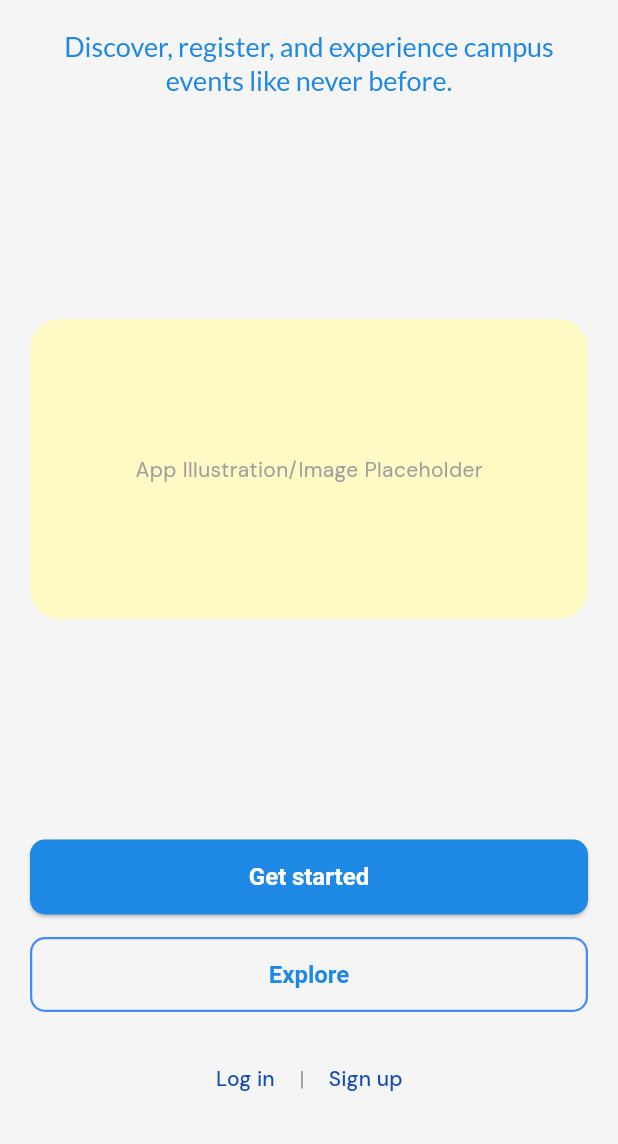
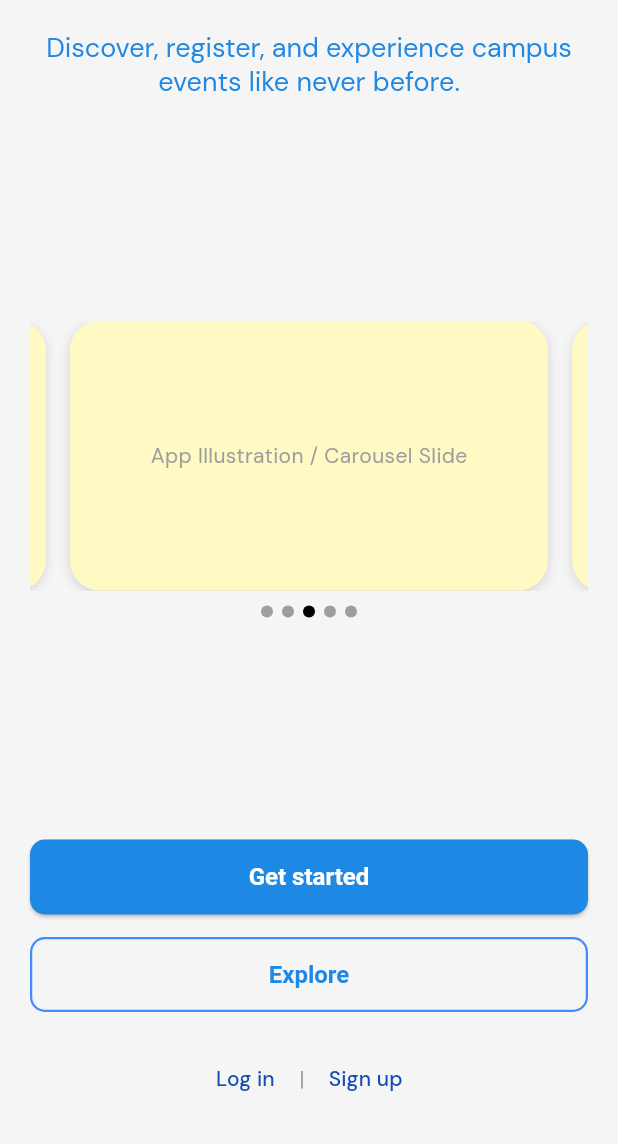
Before and after one commit to Lucifer5311R/socioapp, a Flutter app: the screen it shows after launch, on a phone screen of 412 x 824 dp, the part 92-1236 px from its top. Run offline on Flutter 3.47's test engine with Material 3 defaults, Android fonts, the phone set to English and light mode, and no system bars; drawn by our look-alikes of smooth_page_indicator; our stand-ins replace cached_network_image, carousel_slider, flutter_animate, flutter_staggered_animations, go_router, google_fonts and 4 more; accounts and stored records are empty.

Commit message:
landing page carousel added

```diff
--- a/lib/screens/landing_screen.dart
+++ b/lib/screens/landing_screen.dart
@@ -1,8 +1,7 @@
-// lib/screens/landing_screen.dart
-
+import 'dart:async';
 import 'package:flutter/material.dart';
-import 'package:google_fonts/google_fonts.dart';
 import 'package:go_router/go_router.dart';
+import 'package:smooth_page_indicator/smooth_page_indicator.dart';
 
 class LandingScreen extends StatelessWidget {
   const LandingScreen({super.key});
@@ -17,54 +16,39 @@ class LandingScreen extends StatelessWidget {
             mainAxisAlignment: MainAxisAlignment.spaceBetween,
             crossAxisAlignment: CrossAxisAlignment.stretch,
             children: <Widget>[
-              // --- Top Section: Logo and Title ---
+              // --- Top Section: Title ---
               Column(
                 children: [
                   Text(
                     'SOCIO.',
                     style: Theme.of(context).textTheme.headlineMedium?.copyWith(
-                      fontWeight: FontWeight.bold,
-                      color: Colors.blue[800], // Adjusted Color
-                      fontSize: 32, // Larger Font
-                    ),
+                          fontWeight: FontWeight.bold,
+                          color: Colors.blue[800],
+                          fontSize: 32,
+                        ),
                   ),
                   const SizedBox(height: 20),
                   Text(
                     'Discover, register, and experience campus events like never before.',
                     textAlign: TextAlign.center,
                     style: Theme.of(context).textTheme.titleLarge?.copyWith(
-                      fontFamily: GoogleFonts.lato().fontFamily,
-                      fontSize: 18, // Adjusted Font Size
-                      color: Colors.blue[600], // Adjusted Color
-                    ),
+                          fontSize: 18,
+                          color: Colors.blue[600],
+                        ),
                   ),
                 ],
               ),
 
-              // --- Middle Section: Illustration Placeholder ---
-              Container(
-                height: 200,
-                margin: const EdgeInsets.symmetric(vertical: 20),
-                decoration: BoxDecoration(
-                  color: Colors.yellow[100], // Changed Color
-                  borderRadius: BorderRadius.circular(20), // Adjusted Radius
-                ),
-                child: const Center(
-                  child: Text(
-                    'App Illustration/Image Placeholder',
-                    style: TextStyle(color: Colors.grey),
-                  ),
-                ),
-              ),
+              // --- Carousel Section ---
+              const AutoCarousel(),
 
               // --- Bottom Section: Buttons ---
               Column(
                 children: [
-                  // Get Started Button
                   ElevatedButton(
                     style: ElevatedButton.styleFrom(
                       minimumSize: const Size(double.infinity, 50),
-                      backgroundColor: Colors.blue[600], // Changed Color
+                      backgroundColor: Colors.blue[600],
                       foregroundColor: Colors.white,
                       shape: RoundedRectangleBorder(
                         borderRadius: BorderRadius.circular(10),
@@ -74,22 +58,14 @@ class LandingScreen extends StatelessWidget {
                         fontWeight: FontWeight.bold,
                       ),
                     ),
-                    onPressed: () {
-                      print("Get Started button tapped!");
-                      context.goNamed('publicDiscover');
-                    },
+                    onPressed: () => context.goNamed('publicDiscover'),
                     child: const Text('Get started'),
                   ),
                   const SizedBox(height: 15),
-
-                  // Explore Button
                   OutlinedButton(
                     style: OutlinedButton.styleFrom(
                       minimumSize: const Size(double.infinity, 50),
-                      side: const BorderSide(
-                        color: Colors.blueAccent,
-                        width: 1.5,
-                      ),
+                      side: const BorderSide(color: Colors.blueAccent, width: 1.5),
                       foregroundColor: Colors.blue[600],
                       shape: RoundedRectangleBorder(
                         borderRadius: BorderRadius.circular(10),
@@ -99,14 +75,10 @@ class LandingScreen extends StatelessWidget {
                         fontWeight: FontWeight.bold,
                       ),
                     ),
-                    onPressed: () {
-                      context.goNamed('publicDiscover');
-                    },
+                    onPressed: () => context.goNamed('publicDiscover'),
                     child: const Text('Explore'),
                   ),
                   const SizedBox(height: 20),
-
-                  // Login / Sign up Links
                   Row(
                     mainAxisAlignment: MainAxisAlignment.center,
                     children: [
@@ -133,3 +105,83 @@ class LandingScreen extends StatelessWidget {
     );
   }
 }
+
+class AutoCarousel extends StatefulWidget {
+  const AutoCarousel({super.key});
+
+  @override
+  State<AutoCarousel> createState() => _AutoCarouselState();
+}
+
+class _AutoCarouselState extends State<AutoCarousel> {
+  final PageController _pageController = PageController(viewportFraction: 0.9);
+  late Timer _timer;
+  int _currentPage = 0;
+  final int _totalPages = 5;
+
+  @override
+  void initState() {
+    super.initState();
+    _timer = Timer.periodic(const Duration(seconds: 3), (timer) {
+      _currentPage = (_currentPage + 1) % _totalPages;
+      _pageController.animateToPage(
+        _currentPage,
+        duration: const Duration(milliseconds: 500),
+        curve: Curves.easeInOut,
+      );
+    });
+  }
+
+  @override
+  void dispose() {
+    _timer.cancel();
+    _pageController.dispose();
+    super.dispose();
+  }
+
+  @override
+  Widget build(BuildContext context) {
+    return Column(
+      children: [
+        SizedBox(
+          height: 180,
+          child: PageView.builder(
+            controller: _pageController,
+            itemCount: _totalPages,
+            itemBuilder: (context, index) => Container(
+              margin: const EdgeInsets.symmetric(horizontal: 8.0),
+              decoration: BoxDecoration(
+                color: Colors.yellow[100],
+                borderRadius: BorderRadius.circular(20),
+                boxShadow: const [
+                  BoxShadow(
+                    color: Colors.black12,
+                    blurRadius: 5,
+                    offset: Offset(0, 2),
+                  ),
+                ],
+              ),
+              child: const Center(
+                child: Text(
+                  'App Illustration / Carousel Slide',
+                  style: TextStyle(color: Colors.grey),
+                ),
+              ),
+            ),
+          ),
+        ),
+        const SizedBox(height: 10),
+        SmoothPageIndicator(
+          controller: _pageController,
+          count: _totalPages,
+          effect: const WormEffect(
+            dotHeight: 8,
+            dotWidth: 8,
+            spacing: 6,
+            activeDotColor: Colors.black,
+          ),
+        ),
+      ],
+    );
+  }
+}
--- a/pubspec.yaml
+++ b/pubspec.yaml
@@ -22,6 +22,7 @@ dependencies:
   logger: ^2.5.0
   provider: ^6.1.5
   shimmer: ^3.0.0
+  smooth_page_indicator: ^1.2.1
   supabase_flutter: ^2.0.0
   table_calendar: ^3.2.0
 
```
Also changed, not shown: pubspec.lock.
